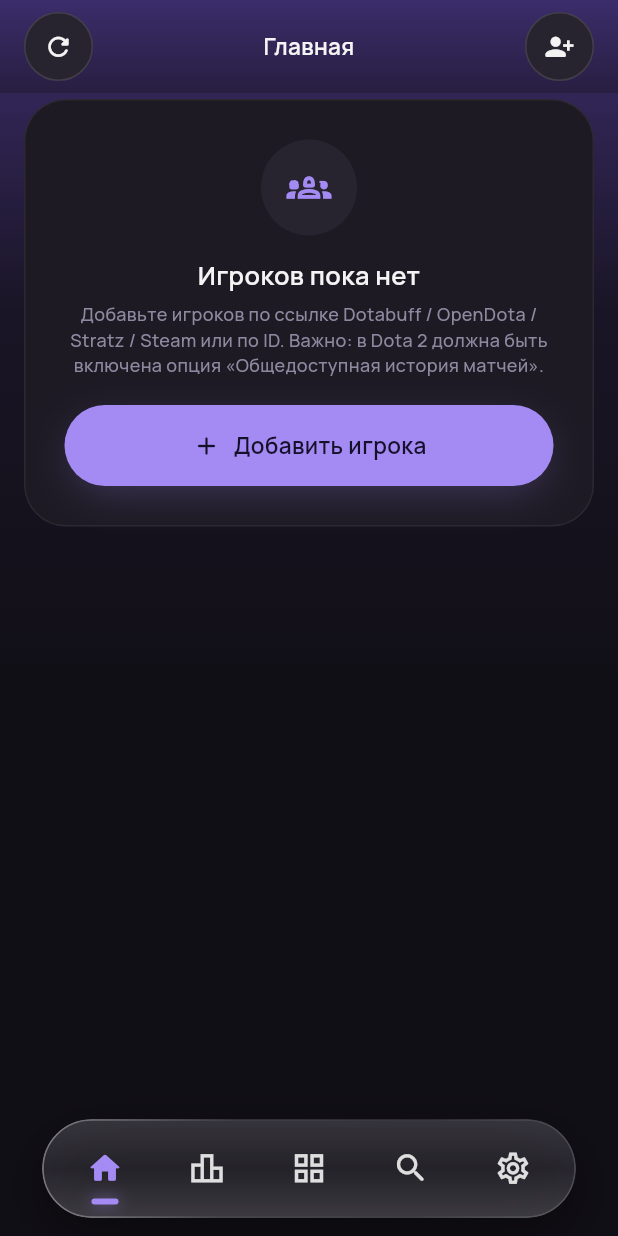
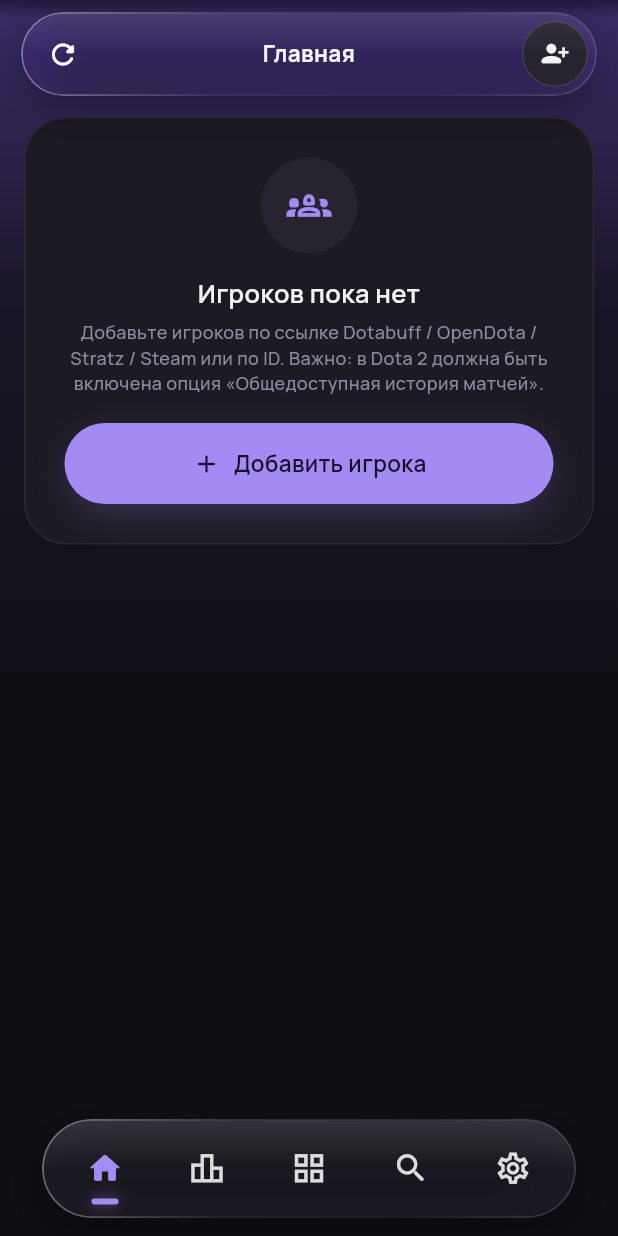
Before and after one commit to adxptived/dapp, a Flutter app: the screen it shows after launch, on a phone screen of 412 x 824 dp. Run offline on Flutter 3.47's test engine with Material 3 defaults, Android fonts, the phone set to English and light mode, and no system bars; our stand-ins replace file_picker, flutter_local_notifications, google_fonts, open_filex, package_info_plus; missing offline and left inert: workmanager; network calls fail; statements that could not run were skipped.

Commit message:
feat(ui): верхняя панель — плавающая стеклянная капсула как нижнее меню; стекло прозрачнее
Co-Authored-By: Claude Opus 5.5 <noreply@anthropic.com>
Claude-Session: https://claude.ai/code/session_014WXm6J5LWmH2jBcts1hppt

```diff
--- a/lib/ui/common.dart
+++ b/lib/ui/common.dart
@@ -35,7 +35,7 @@ class HeaderAvatar extends StatelessWidget {
     final today = store.matchesOf(p).where((m) => m.startTime >= localDayStart()).length;
     return GestureDetector(
       onTap: () => openPlayer(context, p),
-      child: Avatar(p.avatar, size: 46, fallback: p.name, badge: today > 0 ? today : null),
+      child: Avatar(p.avatar, size: 38, fallback: p.name, badge: today > 0 ? today : null),
     );
   }
 }
--- a/lib/ui/fx.dart
+++ b/lib/ui/fx.dart
@@ -99,9 +99,9 @@ class Glass extends StatelessWidget {
                 begin: Alignment.topCenter,
                 end: Alignment.bottomCenter,
                 colors: [
-                  Color.lerp(color, Colors.white, 0.10)!.withValues(alpha: tint),
+                  Color.lerp(color, Colors.white, 0.10)!.withValues(alpha: (tint * 1.6).clamp(0, 1)),
                   color.withValues(alpha: tint),
-                  color.withValues(alpha: (tint + 0.1).clamp(0, 1)),
+                  color.withValues(alpha: tint),
                 ],
                 stops: const [0, 0.5, 1],
               ),
--- a/lib/ui/shell.dart
+++ b/lib/ui/shell.dart
@@ -147,8 +147,8 @@ class _BottomNav extends StatelessWidget {
         child: Glass(
           radius: BorderRadius.circular(40),
           color: Colors.white,
-          tint: 0.10,
-          blur: 18,
+          tint: 0.06,
+          blur: 16,
           child: SizedBox(
             height: 66,
             child: LayoutBuilder(builder: (context, box) {
--- a/lib/ui/widgets.dart
+++ b/lib/ui/widgets.dart
@@ -184,6 +184,7 @@ class RankBadge extends StatelessWidget {
 }
 
 /// Шапка экрана: круглая кнопка слева, заголовок по центру, аватар справа.
+/// Верхняя панель: плавающая стеклянная капсула (как нижнее меню) — кнопка, заголовок, аватар.
 class TopBar extends StatelessWidget {
   final String title;
   final IconData? leading;
@@ -191,25 +192,57 @@ class TopBar extends StatelessWidget {
   final Widget? trailing;
   const TopBar({super.key, required this.title, this.leading, this.onLeading, this.trailing});
 
+  static const height = 56.0;
+
   @override
   Widget build(BuildContext context) {
     final canPop = Navigator.of(context).canPop();
-    return Padding(
-      padding: const EdgeInsets.fromLTRB(16, 8, 16, 8),
+    final icon = leading ?? (canPop ? Icons.arrow_back_ios_new_rounded : null);
+    final tap = onLeading ?? (canPop ? () => Navigator.of(context).pop() : null);
+    return DecoratedBox(
+      decoration: BoxDecoration(
+        borderRadius: BorderRadius.circular(32),
+        boxShadow: const [BoxShadow(color: Color(0x55000000), blurRadius: 24, offset: Offset(0, 8))],
+      ),
+      child: Glass(
+        radius: BorderRadius.circular(32),
+        color: Colors.white,
+        tint: 0.06,
+        blur: 16,
+        child: SizedBox(
+          height: height,
           child: Row(children: [
-        if (leading != null || canPop)
-          CircleBtn(leading ?? Icons.arrow_back_ios_new_rounded,
-              onTap: onLeading ?? (canPop ? () => Navigator.of(context).pop() : null))
-        else
-          const SizedBox(width: 46),
+            const SizedBox(width: 6),
+            SizedBox(
+              width: 44,
+              height: 44,
+              child: icon == null
+                  ? null
+                  : Pressable(
+                      scale: 0.85,
+                      onTap: tap,
+                      child: Center(child: Icon(icon, size: icon == Icons.arrow_back_ios_new_rounded ? 19 : 22, color: Colors.white)),
+                    ),
+            ),
             Expanded(
               child: AnimatedSwitcher(
                 duration: const Duration(milliseconds: 250),
-            child: Text(title, key: ValueKey(title), textAlign: TextAlign.center, style: T.sub, overflow: TextOverflow.ellipsis),
+                child: Text(title,
+                    key: ValueKey(title),
+                    textAlign: TextAlign.center,
+                    style: T.sub.copyWith(fontWeight: FontWeight.w700),
+                    overflow: TextOverflow.ellipsis),
               ),
             ),
-        SizedBox(width: 46, child: trailing ?? const SizedBox()),
+            SizedBox(
+              width: 44,
+              height: 44,
+              child: trailing == null ? null : FittedBox(fit: BoxFit.scaleDown, child: trailing),
+            ),
+            const SizedBox(width: 6),
           ]),
+        ),
+      ),
     );
   }
 }
@@ -973,10 +1006,11 @@ class PageScaffold extends StatelessWidget {
   @override
   Widget build(BuildContext context) {
     final top = MediaQuery.of(context).padding.top;
-    const barH = 62.0;
+    final barTop = top + 8;
+    final listTop = barTop + TopBar.height + 14;
     final list = ListView(
       physics: const AlwaysScrollableScrollPhysics(parent: BouncingScrollPhysics()),
-      padding: EdgeInsets.fromLTRB(16, top + barH + 4, 16, 120),
+      padding: EdgeInsets.fromLTRB(16, listTop, 16, 120),
       children: [
         for (var i = 0; i < children.length; i++) animate ? FadeSlideIn(index: i, child: children[i]) : children[i],
       ],
@@ -1002,29 +1036,34 @@ class PageScaffold extends StatelessWidget {
               : RefreshIndicator(
                   color: C.onLime,
                   backgroundColor: C.lime,
-                  edgeOffset: top + barH,
+                  edgeOffset: listTop - 10,
                   onRefresh: onRefresh!,
                   child: list,
                 ),
         ),
+        // лёгкое затемнение только под строкой состояния, чтобы часы и значки читались
         Positioned(
           left: 0,
           right: 0,
           top: 0,
-          child: Container(
-                padding: EdgeInsets.only(top: top),
-                decoration: const BoxDecoration(
+          height: top + 12,
+          child: IgnorePointer(
+            child: DecoratedBox(
+              decoration: BoxDecoration(
                 gradient: LinearGradient(
                   begin: Alignment.topCenter,
                   end: Alignment.bottomCenter,
-                    colors: [C.glow, Color(0xF2271E40)],
+                  colors: [Colors.black.withValues(alpha: 0.45), Colors.black.withValues(alpha: 0)],
                 ),
               ),
-                child: SizedBox(
-                  height: barH,
-                  child: TopBar(title: title, trailing: trailing, leading: leading, onLeading: onLeading),
             ),
           ),
+        ),
+        Positioned(
+          left: 14,
+          right: 14,
+          top: barTop,
+          child: TopBar(title: title, trailing: trailing, leading: leading, onLeading: onLeading),
         ),
       ]),
     );
```
Lines whose indentation alone changed are shown as unchanged.
